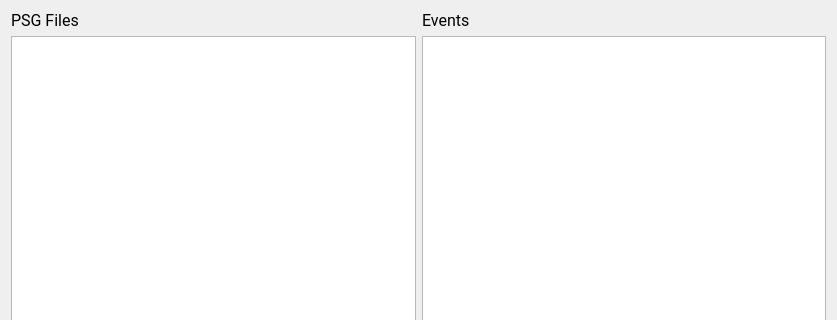
First picture: the form in tools/CEAMSTools/PowerSpectralAnalysis/NonValidEventStep/Ui_NonValidEventStep.ui, repository SnoozToolbox/snooz-package-ceams, before the edit; both pictures show x 0 to 837 and y 0 to 320 of the 837 by 667 pixel window.
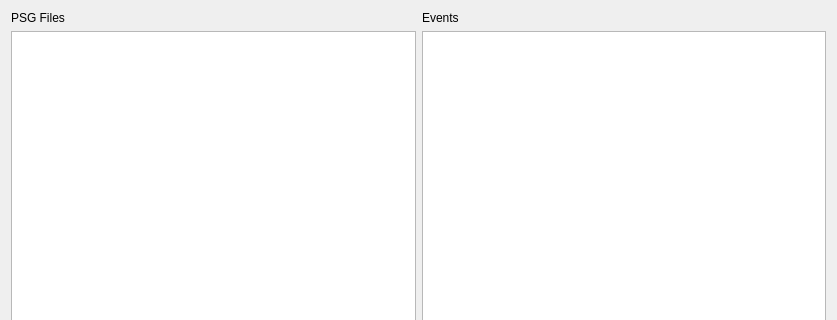
Second picture: the form after the edit.

Commit message: Font step 4: forms without fonts of their own, look kept

```diff
--- a/tools/CEAMSTools/PowerSpectralAnalysis/NonValidEventStep/Ui_NonValidEventStep.ui
+++ b/tools/CEAMSTools/PowerSpectralAnalysis/NonValidEventStep/Ui_NonValidEventStep.ui
@@ -13,9 +13,6 @@
   <property name="windowTitle">
    <string>Form</string>
   </property>
-  <property name="styleSheet">
-   <string>font: 12pt &quot;Roboto&quot;;</string>
-  </property>
   <layout class="QHBoxLayout" name="horizontalLayout_2">
    <item>
     <layout class="QVBoxLayout" name="verticalLayout">
@@ -23,8 +20,6 @@
       <widget class="QLabel" name="label">
        <property name="font">
         <font>
-         <family>Roboto</family>
-         <pointsize>12</pointsize>
          <italic>false</italic>
          <bold>false</bold>
         </font>
@@ -55,8 +50,6 @@
       <widget class="QLabel" name="label_2">
        <property name="font">
         <font>
-         <family>Roboto</family>
-         <pointsize>12</pointsize>
          <italic>false</italic>
          <bold>false</bold>
         </font>
```
The commit also changes 427 other files.
